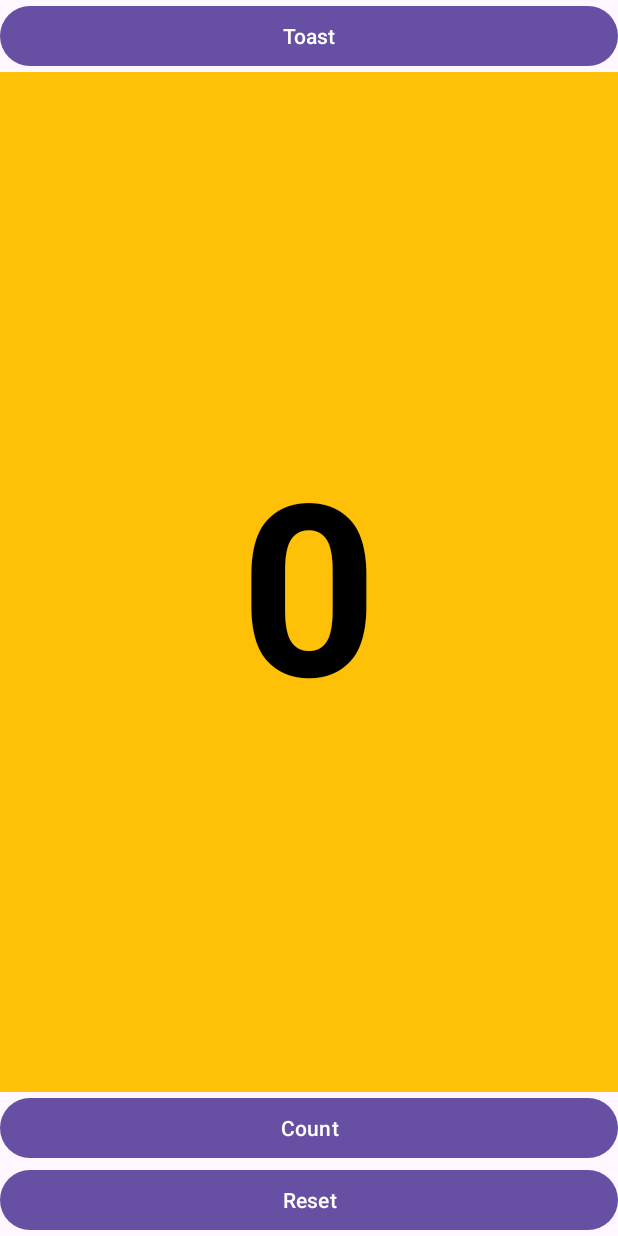
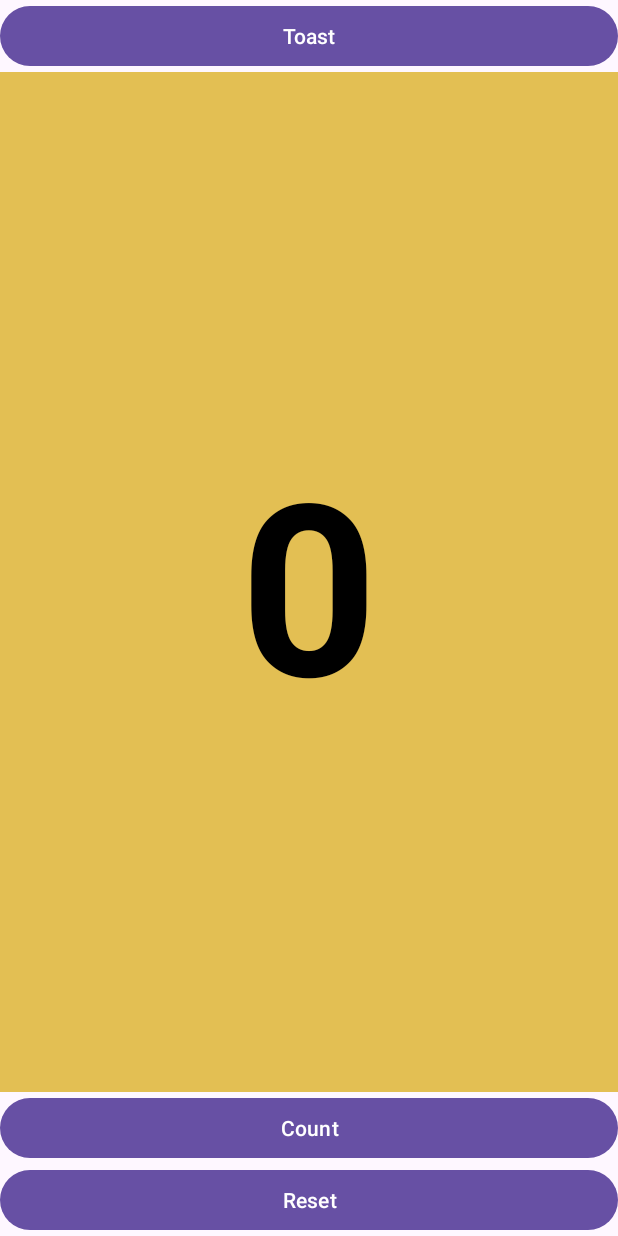
Before and after one commit to ViSarai/HelloToast, an Android app: the screen it shows after launch (MainActivity), on a phone screen of 412 x 824 dp. Run offline under Robolectric (Android 15) with nearby library versions, the phone set to English and light mode, and no system bars.

Commit message:
557010 alteração do fundo do app

```diff
--- a/app/src/main/res/layout/activity_main.xml
+++ b/app/src/main/res/layout/activity_main.xml
@@ -31,7 +31,7 @@
         android:id="@+id/showCount"
         android:layout_width="0dp"
         android:layout_height="0dp"
-        android:background="#FFC107"
+        android:background="#E3BF53"
         android:gravity="center"
         android:text="0"
         android:textColor="@color/black"
```
